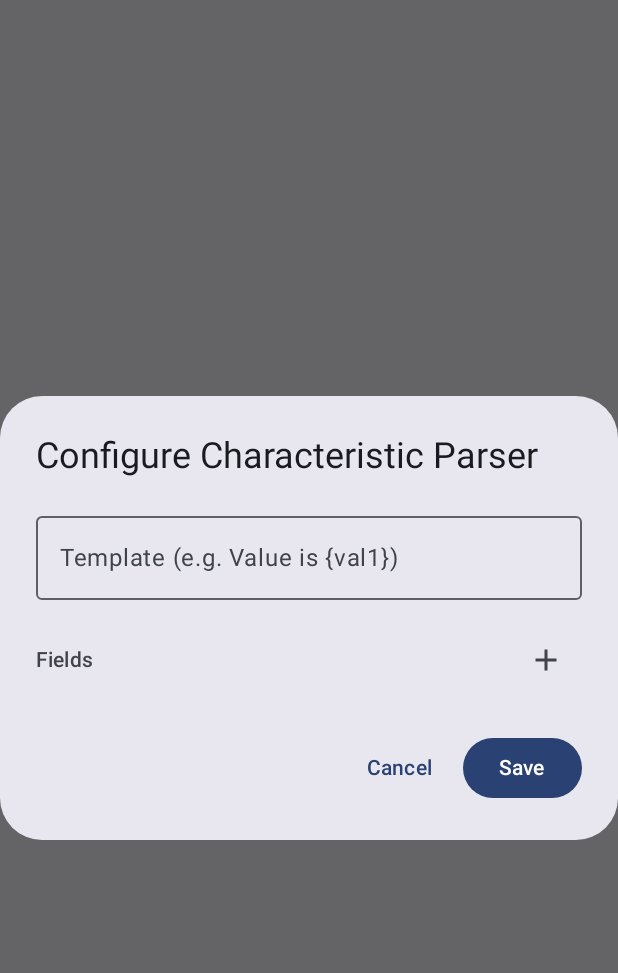
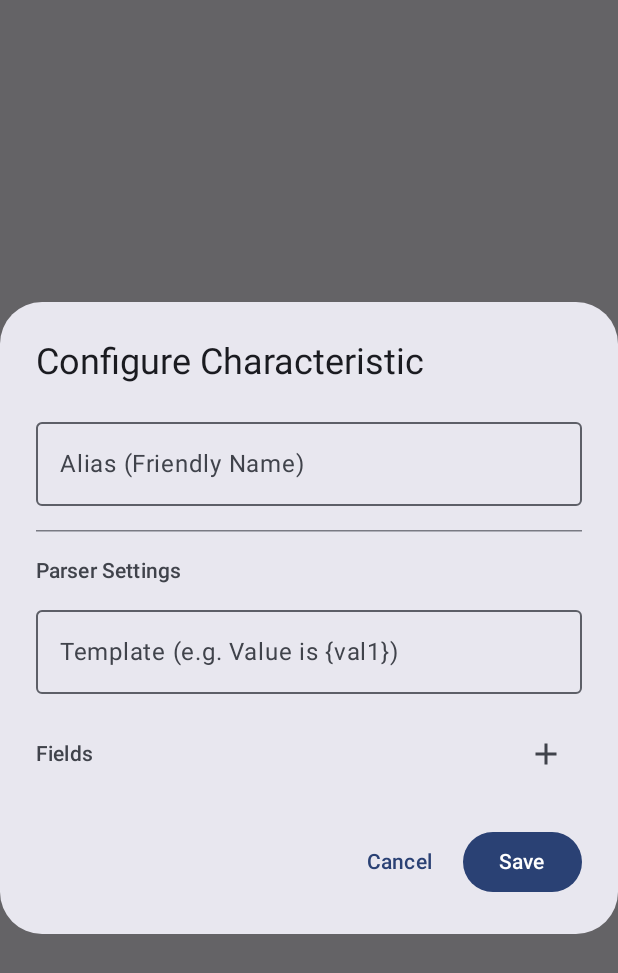
Before and after one commit to luis-javier-gonzalez-alonso/bluetooth-toolkit, an Android app built with Jetpack Compose: the composable CharacteristicParserDialog called with empty values, on a phone screen of 412 x 824 dp. Shown: the top 973 px of the screen. Run offline under Robolectric (Android 15) with nearby library versions, the phone set to English and light mode, and no system bars.

Commit message:
Merge GATT characteristic settings 1

```diff
--- a/app/src/main/java/net/ljga/projects/apps/bttk/ui/connection/CharacteristicParserDialog.kt
+++ b/app/src/main/java/net/ljga/projects/apps/bttk/ui/connection/CharacteristicParserDialog.kt
@@ -22,20 +22,38 @@ import net.ljga.projects.apps.bttk.domain.model.ParserFieldDomain
 fun CharacteristicParserDialog(
     serviceUuid: String,
     characteristicUuid: String,
+    initialAlias: String,
     initialConfig: CharacteristicParserConfigDomain?,
     onDismiss: () -> Unit,
-    onSave: (CharacteristicParserConfigDomain) -> Unit,
-    onDelete: () -> Unit
+    onSaveAlias: (String) -> Unit,
+    onSaveConfig: (CharacteristicParserConfigDomain) -> Unit,
+    onDeleteConfig: () -> Unit
 ) {
+    var alias by remember { mutableStateOf(initialAlias) }
     var template by remember { mutableStateOf(initialConfig?.template ?: "") }
     var fields by remember { mutableStateOf(initialConfig?.fields ?: emptyList()) }
     var showAddField by remember { mutableStateOf(false) }
 
     AlertDialog(
         onDismissRequest = onDismiss,
-        title = { Text("Configure Characteristic Parser") },
+        title = { Text("Configure Characteristic") },
         text = {
             Column(modifier = Modifier.fillMaxWidth()) {
+                OutlinedTextField(
+                    value = alias,
+                    onValueChange = { alias = it },
+                    label = { Text("Alias (Friendly Name)") },
+                    modifier = Modifier.fillMaxWidth(),
+                    singleLine = true
+                )
+
+                Spacer(modifier = Modifier.height(16.dp))
+                HorizontalDivider()
+                Spacer(modifier = Modifier.height(16.dp))
+
+                Text("Parser Settings", style = MaterialTheme.typography.titleSmall)
+                Spacer(modifier = Modifier.height(8.dp))
+
                 OutlinedTextField(
                     value = template,
                     onValueChange = { template = it },
@@ -56,7 +74,7 @@ fun CharacteristicParserDialog(
                     }
                 }
 
-                LazyColumn(modifier = Modifier.heightIn(max = 300.dp)) {
+                LazyColumn(modifier = Modifier.heightIn(max = 200.dp)) {
                     items(fields) { field ->
                         FieldRow(field, onDelete = { fields = fields - field })
                     }
@@ -65,7 +83,8 @@ fun CharacteristicParserDialog(
         },
         confirmButton = {
             Button(onClick = {
-                onSave(CharacteristicParserConfigDomain(serviceUuid, characteristicUuid, fields, template))
+                onSaveAlias(alias)
+                onSaveConfig(CharacteristicParserConfigDomain(serviceUuid, characteristicUuid, fields, template))
                 onDismiss()
             }) {
                 Text("Save")
@@ -75,10 +94,12 @@ fun CharacteristicParserDialog(
             Row {
                 if (initialConfig != null) {
                     TextButton(onClick = {
-                        onDelete()
+                        onDeleteConfig()
+                        // We don't necessarily delete alias here unless specified, but usually users want to clear config.
+                        // If they want to clear alias they just empty the field and save.
                         onDismiss()
                     }, colors = ButtonDefaults.textButtonColors(contentColor = MaterialTheme.colorScheme.error)) {
-                        Text("Delete")
+                        Text("Delete Parser")
                     }
                 }
                 TextButton(onClick = onDismiss) {
```
Also changed, not shown: app/src/main/java/net/ljga/projects/apps/bttk/ui/connection/ConnectionScreen.kt (+13 -52 lines).
